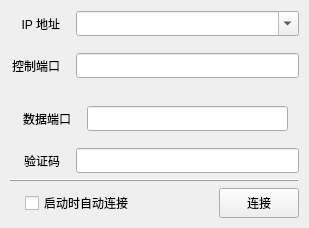
The window that conndlg.ui (yzx65/RemoteControl) describes before a commit, drawn with Qt 5.
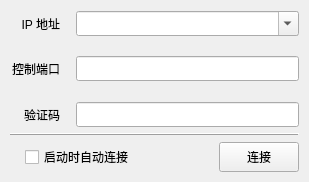
The same window after the commit.

Commit message: Fix conndlg. Add connection timeout.

What changed in the file:
```diff
--- a/conndlg.ui
+++ b/conndlg.ui
@@ -7,7 +7,7 @@
     <x>0</x>
     <y>0</y>
     <width>309</width>
-    <height>215</height>
+    <height>182</height>
    </rect>
   </property>
   <property name="windowTitle">
@@ -153,60 +153,6 @@
      </layout>
     </widget>
    </item>
-   <item>
-    <widget class="QFrame" name="frmPort">
-     <layout class="QHBoxLayout" name="horizontalLayout">
-      <item>
-       <widget class="QLabel" name="label_3">
-        <property name="minimumSize">
-         <size>
-          <width>50</width>
-          <height>25</height>
-         </size>
-        </property>
-        <property name="maximumSize">
-         <size>
-          <width>50</width>
-          <height>16777215</height>
-         </size>
-        </property>
-        <property name="text">
-         <string>数据端口</string>
-        </property>
-        <property name="alignment">
-         <set>Qt::AlignRight|Qt::AlignTrailing|Qt::AlignVCenter</set>
-        </property>
-       </widget>
-      </item>
-      <item>
-       <spacer name="horizontalSpacer_3">
-        <property name="orientation">
-         <enum>Qt::Horizontal</enum>
-        </property>
-        <property name="sizeType">
-         <enum>QSizePolicy::Fixed</enum>
-        </property>
-        <property name="sizeHint" stdset="0">
-         <size>
-          <width>10</width>
-          <height>20</height>
-         </size>
-        </property>
-       </spacer>
-      </item>
-      <item>
-       <widget class="QLineEdit" name="edtTargetPort">
-        <property name="minimumSize">
-         <size>
-          <width>0</width>
-          <height>25</height>
-         </size>
-        </property>
-       </widget>
-      </item>
-     </layout>
-    </widget>
-   </item>
    <item>
     <layout class="QHBoxLayout" name="horizontalLayout_5">
      <item>
```
The commit also changes 6 other files.
